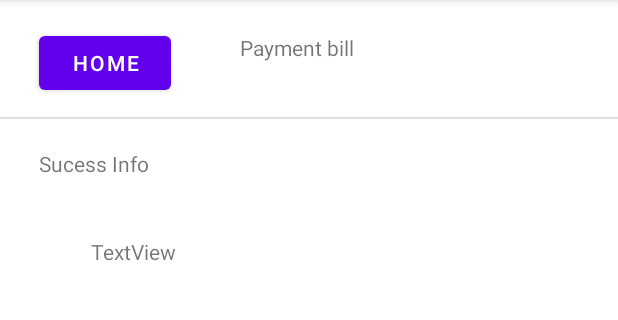
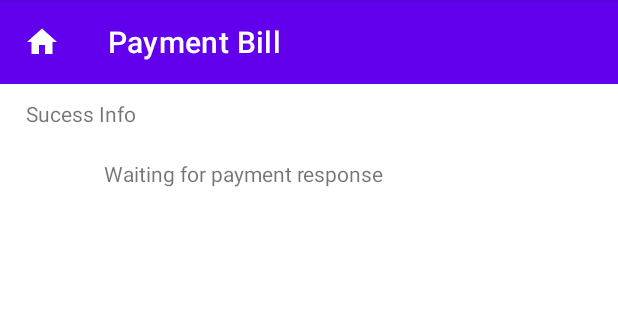
Before and after one commit to slovakiaman/Cashier, an Android app: the BillActivity screen opened directly, with no data from a screen before it, on a phone screen of 412 x 824 dp, the part 84-404 px from its top. Run offline under Robolectric (Android 15) with nearby library versions, the phone set to English and light mode, and no system bars; our stand-ins replace Volley; network calls fail.

Commit message:
Fixes, Improvements

```diff
--- a/app/src/main/AndroidManifest.xml
+++ b/app/src/main/AndroidManifest.xml
@@ -15,7 +15,8 @@
         android:label="@string/app_name"
         android:roundIcon="@mipmap/ic_launcher_round"
         android:supportsRtl="true"
-        android:theme="@style/Theme.Cashier">
+        android:theme="@style/Theme.Cashier"
+        >
         <activity android:name=".SettingsActivity"></activity>
         <activity
             android:name=".ChangeActivity"
@@ -29,7 +30,6 @@
             android:screenOrientation="portrait">
             <intent-filter>
                 <action android:name="android.intent.action.MAIN" />
-
                 <category android:name="android.intent.category.LAUNCHER" />
             </intent-filter>
         </activity>
--- a/app/src/main/java/com/example/cashier/BillActivity.java
+++ b/app/src/main/java/com/example/cashier/BillActivity.java
@@ -10,6 +10,7 @@ import android.text.method.ScrollingMovementMethod;
 import android.view.View;
 import android.widget.Button;
 import android.widget.TextView;
+import android.widget.Toast;
 
 import com.example.cashier.helpers.HttpHelper;
 import com.example.cashier.helpers.IPaymentCallback;
@@ -66,17 +67,14 @@ public class BillActivity extends AppCompatActivity {
                 status.setText("Payment failed"); // need to add response from API
             }
         });
-
-        Button btnHome = (Button)findViewById(R.id.btnHome);
-        btnHome.setOnClickListener(new View.OnClickListener() {
-            public void onClick(View v) {
-                onHomeButtonClick();
-            }
-        });
     }
 
-    public void onHomeButtonClick()
-    {
+    @Override
+    public void onBackPressed () {
+        // Disables back button
+    }
+
+    public void clickHome(View v){
         StateManager.ClearBasket();
         startActivity(new Intent(BillActivity.this, MainActivity.class));
     }
--- a/app/src/main/java/com/example/cashier/recyclerView/RViewAdapter.java
+++ b/app/src/main/java/com/example/cashier/recyclerView/RViewAdapter.java
@@ -97,7 +97,7 @@ public class RViewAdapter extends RecyclerView.Adapter<RViewAdapter.RViewHolder>
             @Override
             public void onClick(View v) {
                 int quantity =  StateManager.getProductsInBasket().get(position).getNumberOfProducts();
-                if (quantity > 0) {
+                if (quantity > 1) {
                     holder.textQuantity.setText(Integer.toString(quantity - 1));
                     StateManager.getProductsInBasket().get(position).setNumberOfProducts(quantity - 1);
                     updateTotalPrice();
--- /dev/null
+++ b/app/src/main/res/drawable/home_icon.xml
@@ -0,0 +1,5 @@
+<vector android:height="24dp" android:tint="#FFFFFF"
+    android:viewportHeight="24" android:viewportWidth="24"
+    android:width="24dp" xmlns:android="http://schemas.android.com/apk/res/android">
+    <path android:fillColor="@android:color/white" android:pathData="M10,20v-6h4v6h5v-8h3L12,3 2,12h3v8z"/>
+</vector>
--- a/app/src/main/res/layout/activity_bill.xml
+++ b/app/src/main/res/layout/activity_bill.xml
@@ -6,64 +6,43 @@
     android:layout_height="match_parent"
     tools:context=".BillActivity">
 
-    <View
-        android:id="@+id/divider"
+    <androidx.appcompat.widget.Toolbar
+        android:id="@+id/toolbar2"
         android:layout_width="match_parent"
-        android:layout_height="1dp"
-        android:background="?android:attr/listDivider"
-        app:layout_constraintBottom_toBottomOf="parent"
+        android:layout_height="wrap_content"
+        android:background="?attr/colorPrimary"
+        android:minHeight="?attr/actionBarSize"
+        android:theme="?attr/actionBarTheme"
         app:layout_constraintEnd_toEndOf="parent"
-        app:layout_constraintHorizontal_bias="0.0"
         app:layout_constraintStart_toStartOf="parent"
         app:layout_constraintTop_toTopOf="parent"
-        app:layout_constraintVertical_bias="0.102" />
-
-    <Button
-        android:id="@+id/btnHome"
-        android:layout_width="wrap_content"
-        android:layout_height="wrap_content"
-        android:onClick="onHomeButtonClick"
-        android:text="@string/home"
-        app:layout_constraintBottom_toBottomOf="@+id/divider"
-        app:layout_constraintEnd_toEndOf="parent"
-        app:layout_constraintHorizontal_bias="0.08"
-        app:layout_constraintStart_toStartOf="parent"
-        app:layout_constraintTop_toTopOf="parent"
-        app:layout_constraintVertical_bias="0.571" />
-
-    <TextView
-        android:layout_width="158dp"
-        android:layout_height="34dp"
-        android:text="@string/payment_bill"
-        app:layout_constraintBottom_toBottomOf="@+id/divider"
-        app:layout_constraintEnd_toEndOf="parent"
-        app:layout_constraintHorizontal_bias="0.327"
-        app:layout_constraintStart_toEndOf="@+id/btnHome"
-        app:layout_constraintTop_toTopOf="parent"
-        app:layout_constraintVertical_bias="0.491" />
+        android:onClick="clickHome"
+        app:navigationIcon="@drawable/home_icon"
+        app:title="Payment Bill"/>
 
     <TextView
         android:id="@+id/textPaymentStatus"
         android:layout_width="218dp"
         android:layout_height="24dp"
-        android:layout_marginTop="20dp"
+        android:layout_marginTop="10dp"
         android:text="Sucess Info"
-        app:layout_constraintEnd_toEndOf="parent"
-        app:layout_constraintHorizontal_bias="0.134"
-        app:layout_constraintStart_toStartOf="parent"
-        app:layout_constraintTop_toBottomOf="@+id/divider" />
+        app:layout_constraintEnd_toEndOf="@+id/toolbar2"
+        app:layout_constraintHorizontal_bias="0.088"
+        app:layout_constraintStart_toStartOf="@+id/toolbar2"
+        app:layout_constraintTop_toBottomOf="@+id/toolbar2" />
 
     <TextView
         android:id="@+id/textBill"
-        android:layout_width="289dp"
-        android:layout_height="473dp"
-        android:layout_marginTop="27dp"
+        android:layout_width="334dp"
+        android:layout_height="606dp"
+        android:layout_marginStart="60dp"
+        android:layout_marginTop="16dp"
         android:scrollbars="vertical"
-        android:text="TextView"
+        android:text="Waiting for payment response"
         app:layout_constraintBottom_toBottomOf="parent"
         app:layout_constraintEnd_toEndOf="parent"
-        app:layout_constraintHorizontal_bias="0.497"
+        app:layout_constraintHorizontal_bias="0.529"
         app:layout_constraintStart_toStartOf="parent"
         app:layout_constraintTop_toBottomOf="@+id/textPaymentStatus"
-        app:layout_constraintVertical_bias="0.052" />
+        app:layout_constraintVertical_bias="0.0" />
 </androidx.constraintlayout.widget.ConstraintLayout>
```
Also changed, not shown: app/src/main/java/com/example/cashier/ChangeActivity.java (+1 -8 lines), app/src/main/java/com/example/cashier/MainActivity.java (+9 -1 lines), app/src/main/java/com/example/cashier/PaymentMethodsActivity.java (+4 -8 lines), app/src/main/java/com/example/cashier/state_manager/StateManager.java (+6 -1 lines), app/src/main/res/layout/activity_change.xml (+23 -42 lines), app/src/main/res/layout/activity_payment_methods.xml (+22 -43 lines), app/src/main/res/layout/activity_settings.xml (+8 -5 lines).
